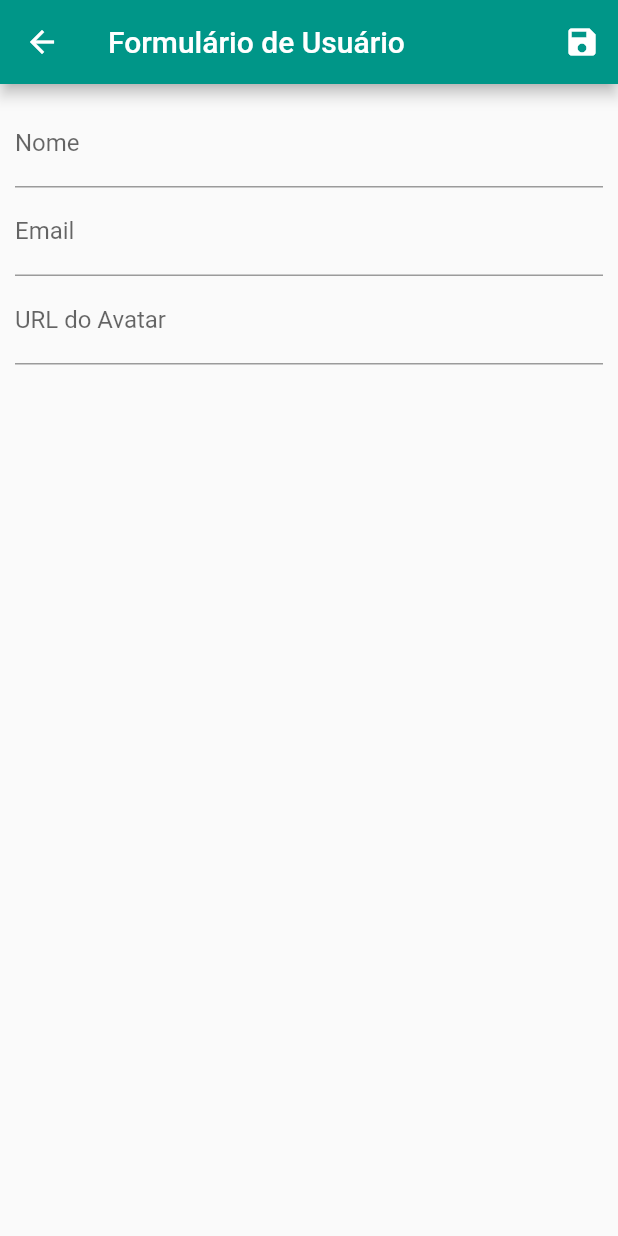
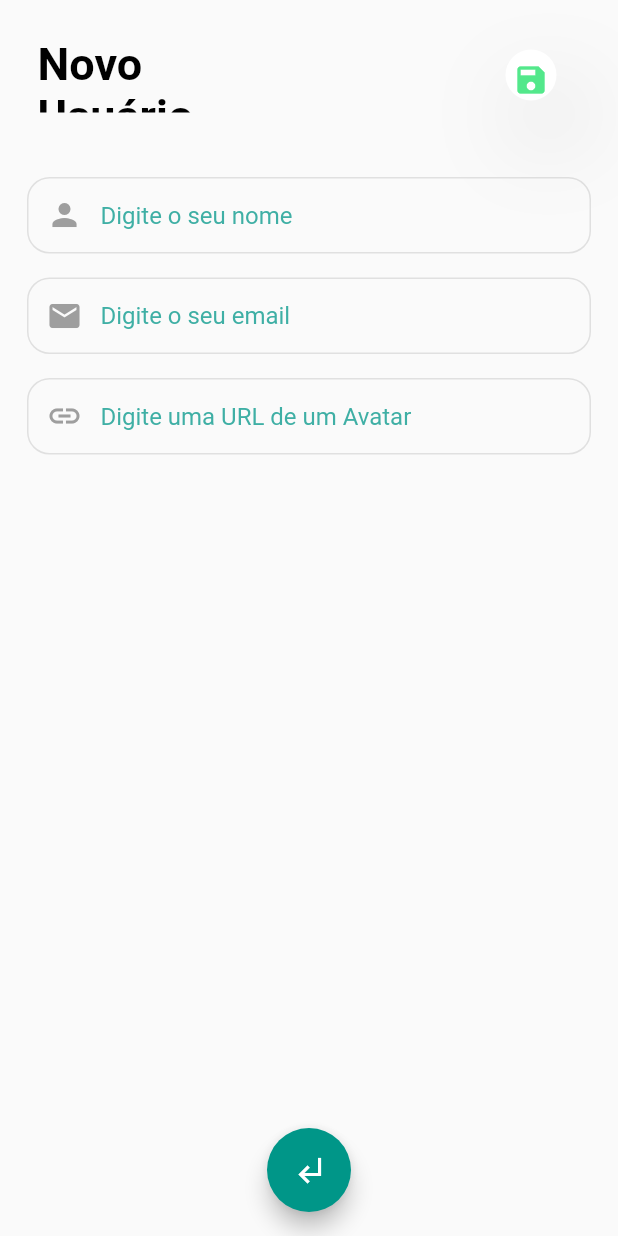
Before and after one commit to SamuelXimenes27/simpleRegister, a Flutter app: the screen it shows after launch, after a tap on the "add" icon, on a phone screen of 412 x 824 dp. Run offline on Flutter 3.47's test engine with Material 2 defaults, Android fonts, the phone set to English and light mode, and no system bars; network calls fail.

Commit message:
Add new inputs styles

```diff
--- a/lib/components/appbar.dart
+++ b/lib/components/appbar.dart
@@ -1,9 +1,15 @@
 import 'package:flutter/material.dart';
 
-import '../routes/app_routes.dart';
-
 class CustomAppBar extends StatelessWidget {
-  const CustomAppBar({Key? key}) : super(key: key);
+  final String? title;
+  final void Function()? onPressed;
+  final bool? isForm;
+  const CustomAppBar({
+    Key? key,
+    required this.title,
+    required this.onPressed,
+    this.isForm = false,
+  }) : super(key: key);
 
   @override
   Widget build(BuildContext context) {
@@ -13,9 +19,9 @@ class CustomAppBar extends StatelessWidget {
         mainAxisAlignment: MainAxisAlignment.spaceBetween,
         crossAxisAlignment: CrossAxisAlignment.start,
         children: [
-          const Text(
-            "Lista de\nUsuários",
-            style: TextStyle(
+          Text(
+            title!,
+            style: const TextStyle(
                 color: Colors.black, fontSize: 30, fontWeight: FontWeight.bold),
           ),
           Padding(
@@ -32,13 +38,9 @@ class CustomAppBar extends StatelessWidget {
                 radius: 25,
                 backgroundColor: Colors.white,
                 child: IconButton(
-                  icon: const Icon(Icons.add),
+                  icon: Icon(isForm! ? Icons.save : Icons.add),
                   color: const Color(0xff53E88B),
-                  onPressed: () {
-                    Navigator.of(context).pushNamed(
-                      AppRoutes.userForm,
-                    );
-                  },
+                  onPressed: onPressed,
                 ),
               ),
             ),
--- /dev/null
+++ b/lib/components/textfield.dart
@@ -0,0 +1,85 @@
+import 'package:flutter/material.dart';
+
+class CustomTextField extends StatefulWidget {
+  final bool? isName;
+  final bool? isEmail;
+  final bool? isLink;
+  final String? initialValue;
+  final void Function(String?)? onSaved;
+
+  const CustomTextField({
+    Key? key,
+    this.isEmail = false,
+    this.isLink = false,
+    this.isName = false,
+    required this.initialValue,
+    this.onSaved,
+  }) : super(key: key);
+
+  @override
+  State<CustomTextField> createState() => _CustomTextFieldState();
+}
+
+class _CustomTextFieldState extends State<CustomTextField> {
+  @override
+  Widget build(BuildContext context) {
+    return Padding(
+      padding: const EdgeInsets.all(8.0),
+      child: Container(
+        decoration: BoxDecoration(
+          borderRadius: BorderRadius.circular(15.0),
+          border: Border.all(
+            color: Colors.grey.shade300,
+            width: 1.0,
+          ),
+        ),
+        child: TextFormField(
+          decoration: InputDecoration(
+            border: InputBorder.none,
+            contentPadding:
+                const EdgeInsets.symmetric(vertical: 15.0, horizontal: 20.0),
+            hintText: widget.isName!
+                ? 'Digite o seu nome'
+                : widget.isEmail!
+                    ? 'Digite o seu email'
+                    : widget.isLink!
+                        ? 'Digite uma URL de um Avatar'
+                        : 'Digite aqui',
+            hintStyle: TextStyle(
+              color: Colors.teal.withOpacity(0.75),
+            ),
+            prefixIcon: widget.isEmail == true ||
+                    widget.isLink == true ||
+                    widget.isName == true
+                ? Icon(
+                    widget.isName!
+                        ? Icons.person
+                        : widget.isEmail!
+                            ? Icons.email
+                            : widget.isLink!
+                                ? Icons.link
+                                : null,
+                    color: Colors.grey,
+                  )
+                : null,
+          ),
+          initialValue: widget.initialValue!,
+          validator: (value) {
+            if (widget.isName! == true) {
+              {
+                if (value == null || value.isEmpty) {
+                  return "Ocorreu um erro";
+                }
+                if (value.trim().length < 5) {
+                  return "Nome muito pequeno. No minimo 5 letras.";
+                }
+                return null;
+              }
+            }
+          },
+          onSaved: widget.onSaved,
+        ),
+      ),
+    );
+  }
+}
--- a/lib/views/user_form.dart
+++ b/lib/views/user_form.dart
@@ -1,7 +1,10 @@
 import 'package:flutter/material.dart';
 import 'package:provider/provider.dart';
+import 'package:register/components/textfield.dart';
 import 'package:register/models/user.dart';
 import 'package:register/provider/users.dart';
+
+import '../components/appbar.dart';
 
 class UserForm extends StatefulWidget {
   const UserForm({Key? key}) : super(key: key);
@@ -40,16 +43,15 @@ class _UserFormState extends State<UserForm> {
   @override
   Widget build(BuildContext context) {
     return Scaffold(
-      appBar: AppBar(
-        title: const Text('Formulário de Usuário'),
-        actions: <Widget>[
-          IconButton(
+      appBar: PreferredSize(
+        preferredSize: const Size(100, 100),
+        child: CustomAppBar(
+          title: "Novo \nUsuário",
+          isForm: true,
           onPressed: () {
             final isValid = _form!.currentState!.validate();
-
             if (isValid) {
               _form!.currentState!.save();
-
               Provider.of<Users>(context, listen: false).put(
                 User(
                   id: _formData['id'] ?? ' ',
@@ -58,13 +60,10 @@ class _UserFormState extends State<UserForm> {
                   avatarURL: _formData['avatarURL'] ?? ' ',
                 ),
               );
-
               Navigator.of(context).pop();
             }
           },
-            icon: const Icon(Icons.save),
-          )
-        ],
+        ),
       ),
       body: Padding(
         padding: const EdgeInsets.all(10),
@@ -72,34 +71,35 @@ class _UserFormState extends State<UserForm> {
           key: _form,
           child: Column(
             children: <Widget>[
-              TextFormField(
-                initialValue: _formData['name'],
-                decoration: const InputDecoration(labelText: 'Nome'),
-                validator: (value) {
-                  if (value == null || value.isEmpty) {
-                    return "Ocorreu um erro";
-                  }
-                  if (value.trim().length < 5) {
-                    return "Nome muito pequeno. No minimo 5 letras.";
-                  }
-                  return null;
-                },
+              CustomTextField(
+                initialValue: _formData['name'] ?? '',
+                isName: true,
                 onSaved: (value) => _formData['name'] = value,
               ),
-              TextFormField(
-                initialValue: _formData['email'],
-                decoration: const InputDecoration(labelText: 'Email'),
+              CustomTextField(
+                initialValue: _formData['email'] ?? '',
+                isEmail: true,
                 onSaved: (value) => _formData['email'] = value,
               ),
-              TextFormField(
-                initialValue: _formData['avatarURL'],
-                decoration: const InputDecoration(labelText: 'URL do Avatar'),
+              CustomTextField(
+                initialValue: _formData['avatarURL'] ?? '',
+                isLink: true,
                 onSaved: (value) => _formData['avatarURL'] = value,
-              )
+              ),
             ],
           ),
         ),
       ),
+      floatingActionButton: FloatingActionButton(
+        child: const Center(
+          child: Icon(Icons.subdirectory_arrow_left_outlined),
+        ),
+        onPressed: () {
+          Navigator.of(context).pop();
+        },
+        tooltip: 'Voltar',
+      ),
+      floatingActionButtonLocation: FloatingActionButtonLocation.centerFloat,
     );
   }
 }
--- a/lib/views/user_list.dart
+++ b/lib/views/user_list.dart
@@ -4,6 +4,7 @@ import 'package:register/components/user_tile.dart';
 import 'package:register/provider/users.dart';
 
 import '../components/appbar.dart';
+import '../routes/app_routes.dart';
 
 class UserList extends StatelessWidget {
   const UserList({Key? key}) : super(key: key);
@@ -13,9 +14,16 @@ class UserList extends StatelessWidget {
     final Users users = Provider.of(context);
 
     return Scaffold(
-      appBar: const PreferredSize(
-        preferredSize: Size(100, 100),
-        child: CustomAppBar(),
+      appBar: PreferredSize(
+        preferredSize: const Size(100, 100),
+        child: CustomAppBar(
+          title: 'Lista de\nUsuários',
+          onPressed: () {
+            Navigator.of(context).pushNamed(
+              AppRoutes.userForm,
+            );
+          },
+        ),
       ),
       body: ListView.builder(
           itemCount: users.count,
```
Lines whose indentation alone changed are shown as unchanged.
